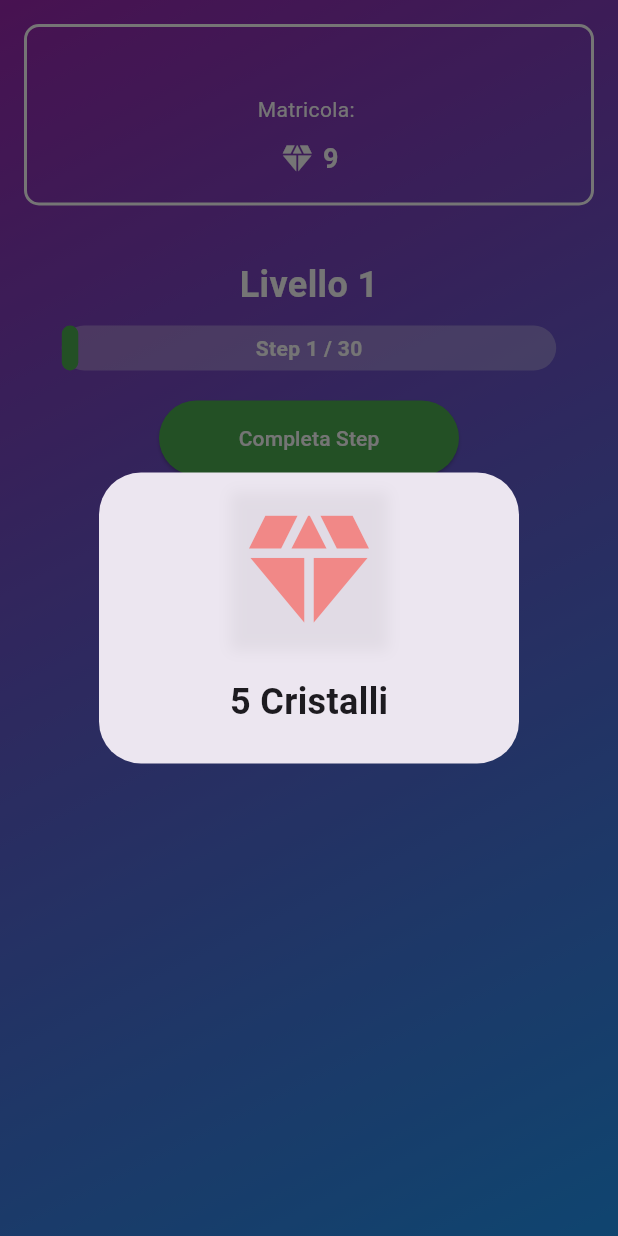
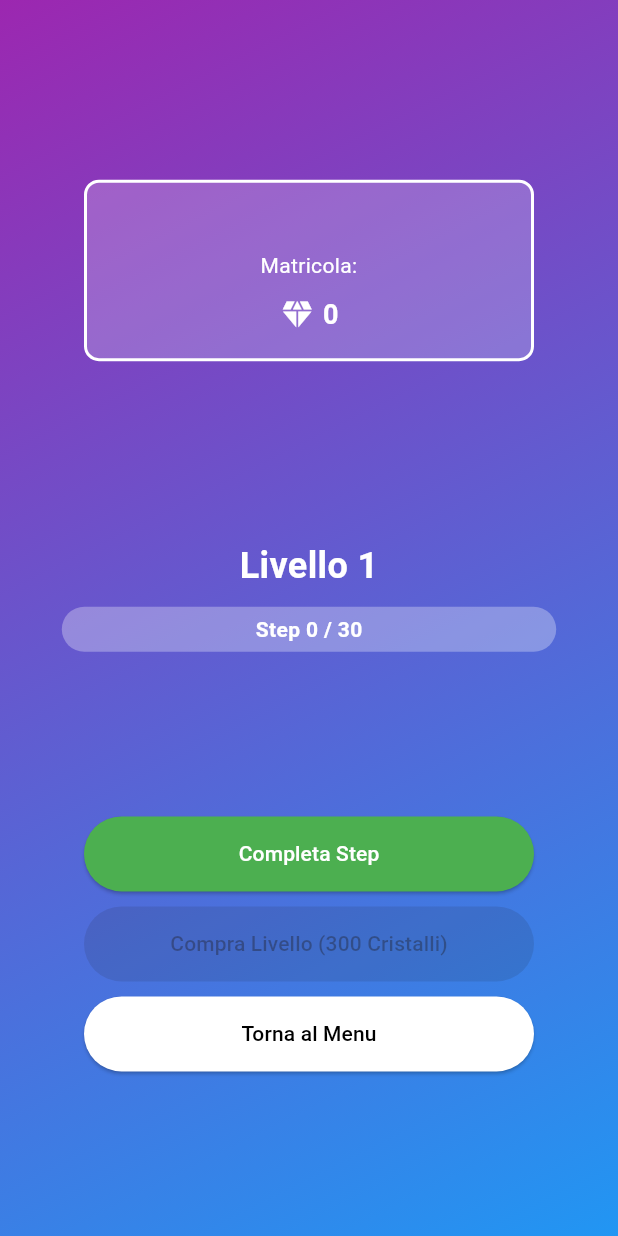
Before and after one commit to LorenzoElSalserito/DyslexiaApp, a Flutter app: the HomeScreen screen opened directly, after a tap on "Completa Step", on a phone screen of 412 x 824 dp. Run offline on Flutter 3.47's test engine with Material 3 defaults, Android fonts, the light colour scheme and no system bars.

Commit message:
Primo Vero Impianto

```diff
--- a/lib/screens/home_screen.dart
+++ b/lib/screens/home_screen.dart
@@ -5,6 +5,7 @@ import '../services/game_service.dart';
 import '../widgets/crystal_popup.dart';
 import '../widgets/progression_map.dart';
 import 'main_menu_screen.dart';
+import 'level_summary_screen.dart';
 
 class HomeScreen extends StatelessWidget {
   @override
@@ -22,12 +23,37 @@ class HomeScreen extends StatelessWidget {
           ),
         ),
         child: SafeArea(
+          child: LayoutBuilder(
+            builder: (context, constraints) {
+              return SingleChildScrollView(
+                child: ConstrainedBox(
+                  constraints: BoxConstraints(minHeight: constraints.maxHeight),
+                  child: IntrinsicHeight(
                     child: Column(
+                      mainAxisAlignment: MainAxisAlignment.spaceEvenly,
                       children: [
-              Container(
-                margin: EdgeInsets.all(16),
+                        Center(child: _buildProfileCard(player)),
+                        ProgressionMap(),
+                        Center(child: _buildButtonsColumn(context, player, gameService)),
+                      ],
+                    ),
+                  ),
+                ),
+              );
+            },
+          ),
+        ),
+      ),
+    );
+  }
+
+  Widget _buildProfileCard(Player player) {
+    return Container(
+      width: 300, // Larghezza fissa per il riquadro del profilo
+      margin: EdgeInsets.symmetric(vertical: 10),
       padding: EdgeInsets.all(16),
       decoration: BoxDecoration(
+        color: Colors.white.withOpacity(0.2),
         border: Border.all(color: Colors.white, width: 2),
         borderRadius: BorderRadius.circular(10),
       ),
@@ -36,10 +62,12 @@ class HomeScreen extends StatelessWidget {
           Text(
             '${player.name} ${player.surname}',
             style: TextStyle(color: Colors.white, fontSize: 20, fontWeight: FontWeight.bold),
+            textAlign: TextAlign.center,
           ),
           Text(
             'Matricola: ${player.matricola}',
             style: TextStyle(color: Colors.white),
+            textAlign: TextAlign.center,
           ),
           SizedBox(height: 10),
           Row(
@@ -55,90 +83,54 @@ class HomeScreen extends StatelessWidget {
           ),
         ],
       ),
-              ),
-              SizedBox(height: 20),
-              ProgressionMap(currentLevel: player.currentLevel, currentStep: player.currentStep),
-              SizedBox(height: 20),
-              ElevatedButton(
-                child: Text('Completa Step'),
-                style: ElevatedButton.styleFrom(
-                  backgroundColor: Colors.green,
-                  foregroundColor: Colors.white,
-                  minimumSize: Size(200, 50),
-                ),
-                onPressed: () async {
-                  bool levelCompleted = await gameService.completeStep();
-                  showDialog(
-                    context: context,
-                    builder: (context) => CrystalPopup(
-                      crystals: player.totalCrystals,
-                      level: player.currentLevel,
-                      progress: gameService.levelProgress,
-                    ),
     );
-                  if (levelCompleted) {
-                    if (player.currentLevel == 4 && player.currentStep >= GameService.levelTargets[4]!) {
-                      // Gioco completato, offri New Game+
-                      showDialog(
-                        context: context,
-                        builder: (context) => AlertDialog(
-                          title: Text('Congratulazioni!'),
-                          content: Text('Hai completato il gioco! Vuoi iniziare un New Game+?'),
-                          actions: [
-                            TextButton(
-                              child: Text('Sì'),
-                              onPressed: () {
-                                player.startNewGamePlus();
-                                Navigator.of(context).pop();
-                              },
-                            ),
-                            TextButton(
-                              child: Text('No'),
-                              onPressed: () {
-                                Navigator.of(context).pop();
-                              },
-                            ),
+  }
+
+  Widget _buildButtonsColumn(BuildContext context, Player player, GameService gameService) {
+    return Container(
+      width: 300, // Larghezza fissa per la colonna dei bottoni
+      child: Column(
+        mainAxisSize: MainAxisSize.min,
+        children: [
+          _buildButton('Completa Step', Colors.green, () async {
+            // ... (codice per completare lo step)
+          }),
+          SizedBox(height: 10),
+          _buildButton('Compra Livello (${player.levelCrystalCost} Cristalli)',
+              Colors.amber,
+              gameService.canBuyLevel() ? () {
+                // ... (codice per comprare il livello)
+              } : null),
+          if (player.isAdmin) ...[
+            SizedBox(height: 10),
+            _buildButton('Prossimo Step', Colors.orange, () async {
+              await gameService.completeStep();
+            }),
+            SizedBox(height: 10),
+            _buildButton('Prossimo Livello', Colors.red, () {
+              player.levelUp();
+            }),
+          ],
+          SizedBox(height: 10),
+          _buildButton('Torna al Menu', Colors.white, () {
+            Navigator.pushReplacement(context, MaterialPageRoute(builder: (context) => MainMenuScreen()));
+          }, textColor: Colors.black),
         ],
       ),
     );
-                    } else {
-                      player.levelUp();
-                      ScaffoldMessenger.of(context).showSnackBar(
-                        SnackBar(content: Text('Livello completato!')),
-                      );
   }
-                  }
-                },
+
+  Widget _buildButton(String text, Color color, VoidCallback? onPressed, {Color textColor = Colors.white}) {
+    return SizedBox(
+      width: double.infinity,
+      child: ElevatedButton(
+        child: Text(text),
+        style: ElevatedButton.styleFrom(
+          backgroundColor: color,
+          foregroundColor: textColor,
+          padding: EdgeInsets.symmetric(vertical: 15),
         ),
-              if (player.isAdmin) ...[
-                SizedBox(height: 20),
-                ElevatedButton(
-                  child: Text('Prossimo Livello'),
-                  style: ElevatedButton.styleFrom(
-                    backgroundColor: Colors.orange,
-                    foregroundColor: Colors.white,
-                    minimumSize: Size(200, 50),
-                  ),
-                  onPressed: () {
-                    player.levelUp();
-                  },
-                ),
-              ],
-              SizedBox(height: 20),
-              ElevatedButton(
-                child: Text('Torna al Menu'),
-                style: ElevatedButton.styleFrom(
-                  backgroundColor: Colors.white,
-                  foregroundColor: Colors.black,
-                  minimumSize: Size(200, 50),
-                ),
-                onPressed: () {
-                  Navigator.pushReplacement(context, MaterialPageRoute(builder: (context) => MainMenuScreen()));
-                },
-              ),
-            ],
-          ),
-        ),
+        onPressed: onPressed,
       ),
     );
   }
--- a/lib/services/file_storage_service.dart
+++ b/lib/services/file_storage_service.dart
@@ -30,7 +30,7 @@ class FileStorageService {
   Future<void> writeProfile(Map<String, dynamic> profileData) async {
     await createSavesDirectory();
     final file = await _localFile;
-    final content = profileData.entries.map((e) => '${e.key}:${e.value}').join('\n');
+    final content = profileData.entries.map((e) => '${e.key}:${e.value.toString()}').join('\n');
     await file.writeAsString(content);
   }
 
@@ -41,10 +41,11 @@ class FileStorageService {
       return Map.fromEntries(
         contents.split('\n').map((line) {
           final parts = line.split(':');
-          return MapEntry(parts[0], parts[1]);
+          return MapEntry(parts[0], parts.length > 1 ? parts[1] : '');
         }),
       );
     } catch (e) {
+      print('Error reading profile: $e');
       return {};
     }
   }
--- a/lib/services/game_service.dart
+++ b/lib/services/game_service.dart
@@ -9,27 +9,17 @@ class GameService {
 
   GameService({required this.player, required this.contentService});
 
-  static const Map<int, int> levelTargets = {
+  static const Map<int, int> baseLevelTargets = {
     1: 30,  // 30 parole
     2: 20,  // 20 frasi
     3: 20,  // 20 paragrafi
     4: 10,  // 10 pagine
   };
 
-  static const Map<int, int> levelCrystalTargets = {
-    1: 300,
-    2: 1500,
-    3: 5000,
-    4: 0,  // Il livello 4 non ha un target di cristalli
-  };
+  int get currentLevelTarget => (baseLevelTargets[player.currentLevel] ?? 0) + (player.newGamePlusCount * 5);
 
   double get levelProgress {
-    return player.currentStep / levelTargets[player.currentLevel]!;
-  }
-
-  Future<void> startLevel() async {
-    player.currentStep = 0;
-    player.saveProgress();
+    return player.currentStep / currentLevelTarget;
   }
 
   Future<bool> completeStep() async {
@@ -37,30 +27,72 @@ class GameService {
     int crystalsEarned = await calculateCrystalsForStep();
     player.addCrystals(crystalsEarned);
 
-    if (player.currentStep >= levelTargets[player.currentLevel]! ||
-        (player.isAdmin && player.currentStep > 0)) {
+    // Controlla se il livello è completato
+    if (isLevelCompleted()) {
       return true;  // Livello completato
-    }
-
-    if (player.totalCrystals >= levelCrystalTargets[player.currentLevel]! && player.currentLevel < 4) {
-      return true;  // Livello completato per cristalli (solo per livelli 1-3)
     }
 
     return false;  // Livello non ancora completato
   }
 
+  bool isLevelCompleted() {
+    return player.currentStep >= currentLevelTarget || player.isAdmin;
+  }
+
+  bool canBuyLevel() {
+    return player.totalCrystals >= player.levelCrystalCost;
+  }
+
+  void buyLevel() {
+    if (canBuyLevel()) {
+      player.totalCrystals -= player.levelCrystalCost;
+      player.levelUp();
+    }
+  }
+
   Future<int> calculateCrystalsForStep() async {
+    int baseCrystals;
     switch (player.currentLevel) {
       case 1:
-        return contentService.getRandomWordForLevel1().crystalValue;
+        Word word = await getUniqueWord();
+        player.addUsedWord(word.text);
+        baseCrystals = word.crystalValue;
+        break;
       case 2:
-        return contentService.getRandomSentenceForLevel2().crystalValue;
+        Sentence sentence = await getUniqueSentence();
+        player.addUsedSentence(sentence.words.map((w) => w.text).join(' '));
+        baseCrystals = sentence.crystalValue;
+        break;
       case 3:
-        return contentService.getRandomParagraphForLevel3().crystalValue;
+        baseCrystals = contentService.getRandomParagraphForLevel3().crystalValue;
+        break;
       case 4:
-        return contentService.getRandomPageForLevel4().crystalValue;
+        baseCrystals = contentService.getRandomPageForLevel4().crystalValue;
+        break;
       default:
-        return 0;
+        baseCrystals = 0;
     }
+    return baseCrystals * (player.newGamePlusCount + 1);
+  }
+
+  Future<Word> getUniqueWord() async {
+    Word word;
+    do {
+      word = contentService.getRandomWordForLevel1();
+    } while (player.usedWords.contains(word.text));
+    return word;
+  }
+
+  Future<Sentence> getUniqueSentence() async {
+    Sentence sentence;
+    do {
+      sentence = contentService.getRandomSentenceForLevel2();
+    } while (player.usedSentences.contains(sentence.words.map((w) => w.text).join(' ')));
+    return sentence;
+  }
+
+  void resetUsedContent() {
+    player.usedWords.clear();
+    player.usedSentences.clear();
   }
 }
--- a/lib/widgets/progression_map.dart
+++ b/lib/widgets/progression_map.dart
@@ -1,18 +1,18 @@
 import 'package:flutter/material.dart';
+import 'package:provider/provider.dart';
 import '../services/game_service.dart';
+import '../models/player.dart';
 
 class ProgressionMap extends StatelessWidget {
-  final int currentLevel;
-  final int currentStep;
-
-  ProgressionMap({required this.currentLevel, required this.currentStep});
-
   @override
   Widget build(BuildContext context) {
+    final player = Provider.of<Player>(context);
+    final gameService = Provider.of<GameService>(context);
+
     return Column(
       children: [
         Text(
-          'Livello $currentLevel',
+          'Livello ${player.currentLevel}',
           style: TextStyle(fontSize: 24, fontWeight: FontWeight.bold, color: Colors.white),
         ),
         SizedBox(height: 10),
@@ -26,7 +26,7 @@ class ProgressionMap extends StatelessWidget {
           child: Stack(
             children: [
               FractionallySizedBox(
-                widthFactor: currentStep / GameService.levelTargets[currentLevel]!,
+                widthFactor: gameService.levelProgress,
                 child: Container(
                   decoration: BoxDecoration(
                     color: Colors.green,
@@ -36,7 +36,7 @@ class ProgressionMap extends StatelessWidget {
               ),
               Center(
                 child: Text(
-                  'Step $currentStep / ${GameService.levelTargets[currentLevel]}',
+                  'Step ${player.currentStep} / ${gameService.currentLevelTarget}',
                   style: TextStyle(color: Colors.white, fontWeight: FontWeight.bold),
                 ),
               ),
--- a/pubspec.yaml
+++ b/pubspec.yaml
@@ -31,7 +31,6 @@ dependencies:
   flutter:
     sdk: flutter
   provider: ^6.0.0
-  path_provider: ^2.0.11
   path: ^1.8.0
   shared_preferences: ^2.0.8
 
```
Also changed, not shown: lib/models/player.dart (+32 -17 lines), lib/screens/level_summary_screen.dart (added, +94 -0 lines), lib/screens/main_menu_screen.dart (+7 -8 lines), saves/profile.txt (+11 -7 lines), lib/assets/crystal.png (deleted), pubspec.lock, 34 other files. Lines whose indentation alone changed are shown as unchanged.
